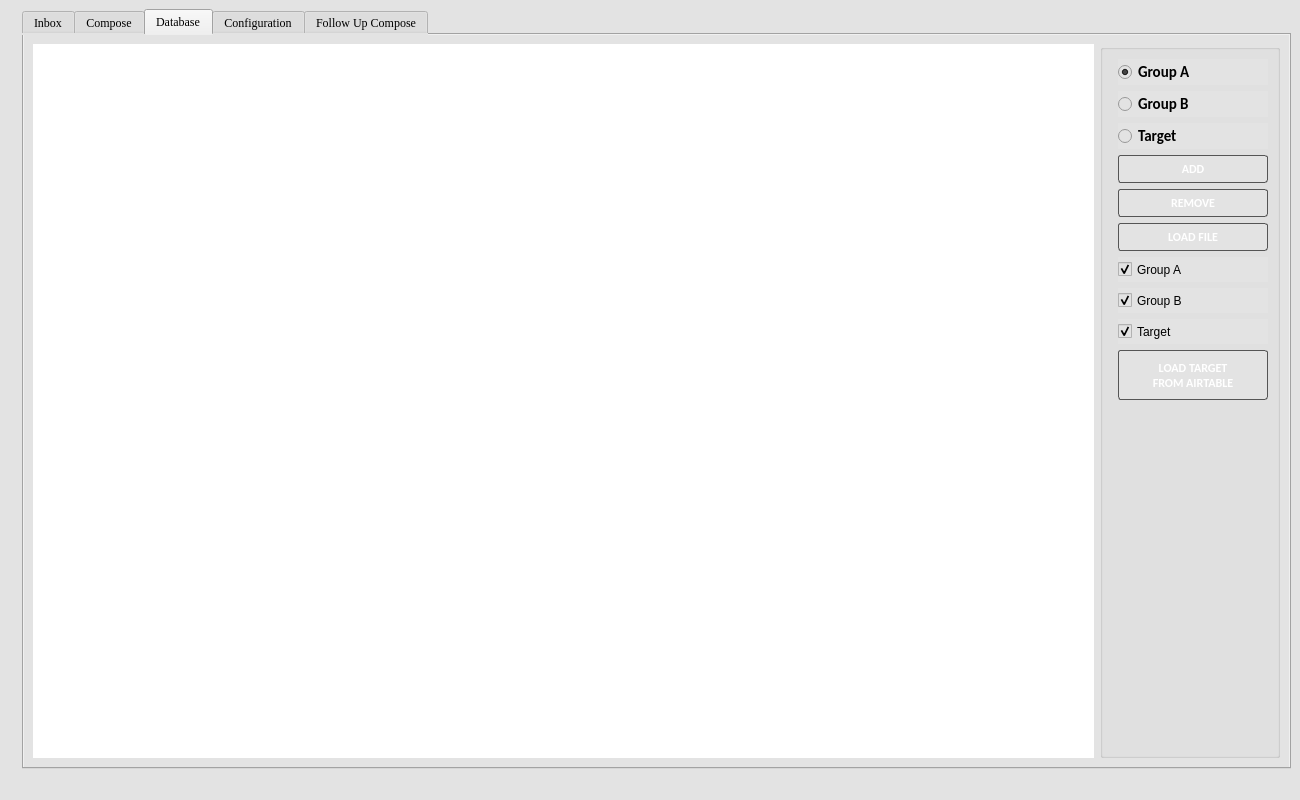
Above: ui/gui.ui from adamnBlack/pyqt_monster before the change. Below: the same form after it.
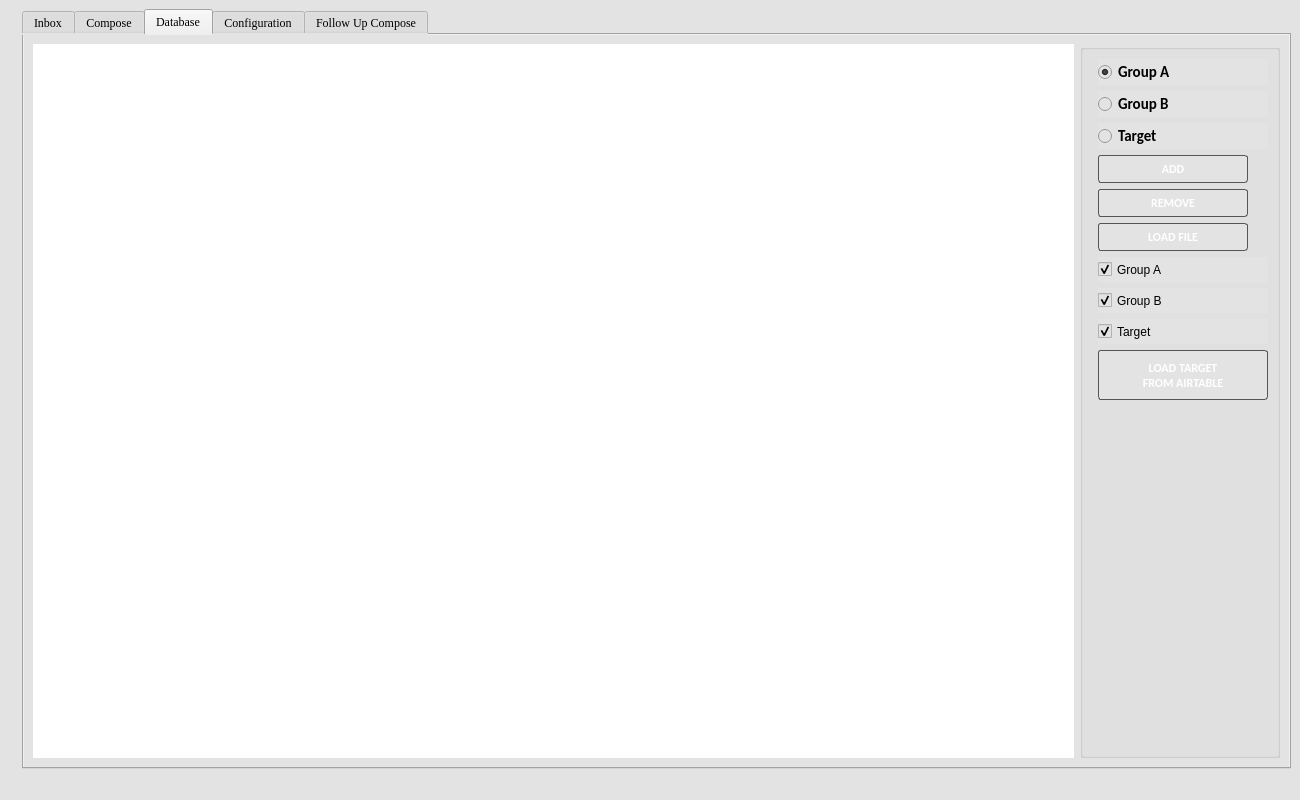
That is the form after the change. The open tabs and pages were chosen to show the change. Icons and pictures are not drawn.

Diff of the .ui file:
```diff
--- a/ui/gui.ui
+++ b/ui/gui.ui
@@ -2593,7 +2593,7 @@
           </attribute>
          </widget>
         </item>
-        <item row="5" column="1" colspan="3">
+        <item row="5" column="1" colspan="3" alignment="Qt::AlignHCenter">
          <widget class="QGroupBox" name="groupBox_7">
           <property name="title">
            <string/>
@@ -2882,13 +2882,13 @@
             <widget class="QPushButton" name="pushButton_database_load_target_from_airtable">
              <property name="minimumSize">
               <size>
-               <width>150</width>
+               <width>170</width>
                <height>50</height>
               </size>
              </property>
              <property name="maximumSize">
               <size>
-               <width>150</width>
+               <width>170</width>
                <height>16777215</height>
               </size>
              </property>
```
Left out of the diff: 2 changed lines with no effect on the pictures.
